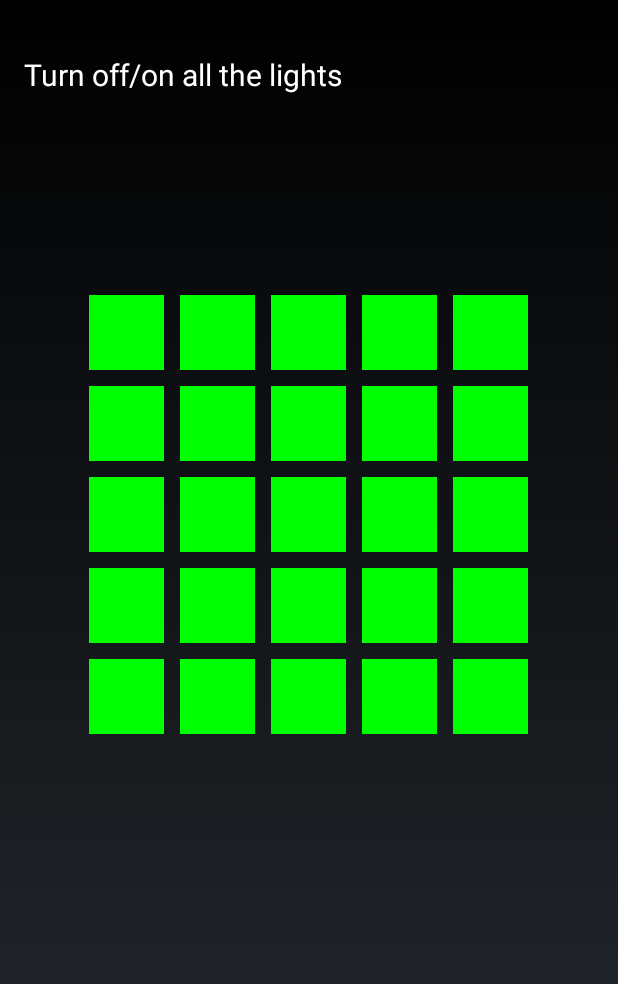
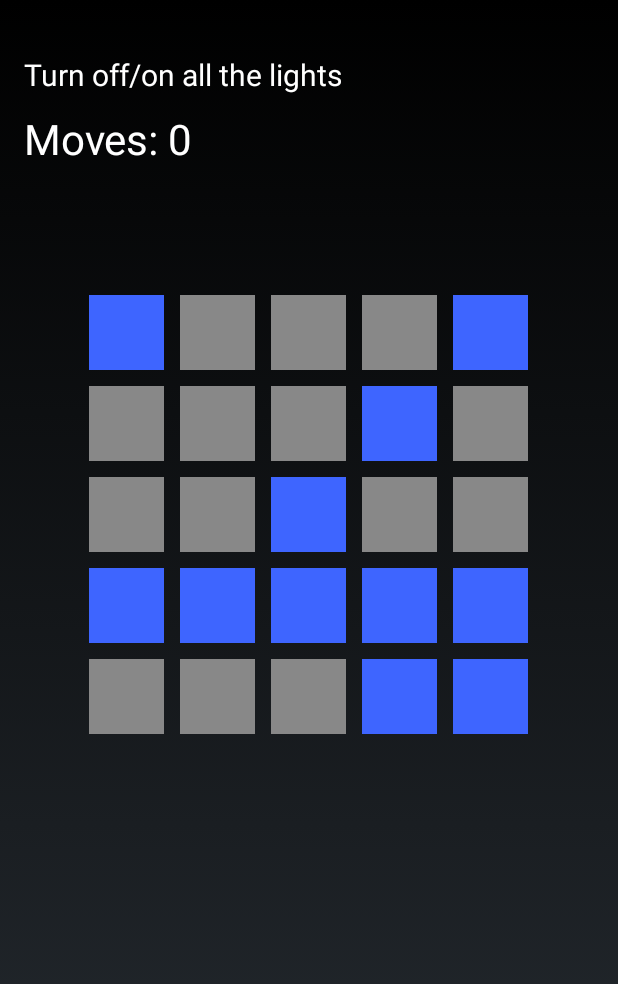
Before and after one commit to gabr/LightsOutAndroid, an Android app: the screen it shows after launch (MainActivity), on a phone screen of 412 x 824 dp. Shown: the top 984 px of the screen. Run offline under Robolectric (Android 15) with nearby library versions, the phone set to English and light mode, and no system bars.

Commit message:
Game ending programmed

```diff
--- a/app/src/main/java/org/gabr/lightsoutandroid/GridControler.java
+++ b/app/src/main/java/org/gabr/lightsoutandroid/GridControler.java
@@ -6,20 +6,29 @@ import android.view.View;
 import android.widget.Button;
 import android.widget.GridLayout;
 
+import java.util.Random;
+
 public class GridControler {
 
+    public interface OnFinishListener {
+        void onFinish();
+    }
+
     private GridLayout grid;
+    private OnFinishListener onFinishListener;
+
     private int enabledColor;
     private int disabledColor;
 
-    public GridControler(GridLayout grid) {
+    public GridControler(GridLayout grid, OnFinishListener listener) {
         this.grid = grid;
+        this.onFinishListener = listener;
 
-        enabledColor = Color.CYAN;
-        disabledColor = Color.GREEN;
+        enabledColor = Color.rgb(0x3E, 0x65, 0xFF);
+        disabledColor = Color.GRAY;
     }
 
-    public void Move(View view) {
+    public void move(View view) {
         Button button = (Button) view;
 
         int size = grid.getColumnCount();
@@ -34,82 +43,82 @@ public class GridControler {
             }
         }
 
-        Move(r, c);
+        move(r, c);
     }
 
-    public void Move(int column, int row) {
+    public void move(int column, int row) {
         if (column < 0 || column > grid.getColumnCount() - 1 ||
                 row < 0 || row > grid.getRowCount() - 1)
             return;
 
-        SwitchState(column, row);
-        SwitchState(column - 1, row);
-        SwitchState(column + 1, row);
-        SwitchState(column, row - 1);
-        SwitchState(column, row + 1);
+        switchState(column, row);
+        switchState(column - 1, row);
+        switchState(column + 1, row);
+        switchState(column, row - 1);
+        switchState(column, row + 1);
 
         CheckIfFinished();
     }
 
-    public void Clear() {
-        EnableBloard(true);
+    public void clear() {
+        enableBloard(true);
 
         for (int c = 0; c < grid.getColumnCount(); c++)
             for (int r = 0; r < grid.getRowCount(); r++)
-                SetState(GetButton(c, r), false);
+                setState(getButton(c, r), false);
     }
 
-    public void RandomBoard() {
-//                Random rand = new Random(DateTime.Now.Millisecond);
-//
-//                int c = grid.ColumnDefinitions.Count;
-//                int r = grid.RowDefinitions.Count;
-//                int maximumMoves = c * r;
-//
-//                int moves = rand.Next(0, maximumMoves);
-//                for (int i = 0; i < moves; i++)
-//                    Move(rand.Next(0, c), rand.Next(0, r));
+    public void randomBoard() {
+                Random rand = new Random(System.currentTimeMillis());
+
+                int c = grid.getColumnCount();
+                int r = grid.getRowCount();
+                int maximumMoves = c * r;
+
+                int moves = rand.nextInt(maximumMoves);
+                for (int i = 0; i < moves; i++)
+                    move(rand.nextInt(c), rand.nextInt(r));
     }
 
     public void CheckIfFinished() {
-        boolean state = GetState(GetButton(0, 0));
+        boolean state = getState(getButton(0, 0));
 
         for (int c = 0; c < grid.getColumnCount(); c++)
             for (int r = 0; r < grid.getRowCount(); r++)
-                if (state != GetState(GetButton(c, r)))
+                if (state != getState(getButton(c, r)))
                     return;
 
-//                if (OnFinish != null)
-//                    OnFinish();
+        if (onFinishListener != null)
+            onFinishListener.onFinish();
 
-        EnableBloard(false);
+        enableBloard(false);
     }
 
-    private void SwitchState(int column, int row) {
+    private void switchState(int column, int row) {
         if (column < 0 || column > grid.getColumnCount() - 1 ||
                 row < 0 || row > grid.getRowCount() - 1)
             return;
 
-        Button button = GetButton(column, row);
-        SetState(button, !GetState(button));
+        Button button = getButton(column, row);
+        setState(button, !getState(button));
     }
 
-    private Button GetButton(int column, int row) {
+    private Button getButton(int column, int row) {
         int index = row + column * grid.getColumnCount();
         return (Button) grid.getChildAt(index);
     }
 
-    private boolean GetState(Button button) {
+    private boolean getState(Button button) {
         return ((ColorDrawable)button.getBackground()).getColor() == enabledColor;
     }
 
-    private void SetState(Button button, boolean state) {
+    private void setState(Button button, boolean state) {
         button.setBackgroundColor(state ? enabledColor : disabledColor);
     }
 
-    private void EnableBloard(boolean enable) {
+    private void enableBloard(boolean enable) {
         for (int c = 0; c < grid.getColumnCount(); c++)
             for (int r = 0; r < grid.getRowCount(); r++)
-                GetButton(c, r).setEnabled(enable);
+                getButton(c, r).setEnabled(enable);
     }
 }
--- a/app/src/main/java/org/gabr/lightsoutandroid/MainActivity.java
+++ b/app/src/main/java/org/gabr/lightsoutandroid/MainActivity.java
@@ -6,25 +6,38 @@ import android.view.View;
 import android.widget.GridLayout;
 import android.widget.TextView;
 
-public class MainActivity extends Activity {
+public class MainActivity extends Activity implements GridControler.OnFinishListener {
 
     private GridControler gridControler;
     private TextView movesCounter;
     private GridLayout grid;
+
+    private int moves;
 
     @Override
     protected void onCreate(Bundle savedInstanceState) {
         super.onCreate(savedInstanceState);
         setContentView(R.layout.activity_main);
 
+        moves = 0;
         movesCounter = (TextView) findViewById(R.id.movesCounter);
+        movesCounter.setText("Moves: " + moves);
+
         grid = (GridLayout) findViewById(R.id.grid);
-
-        gridControler = new GridControler(grid);
-        gridControler.Clear();
+        gridControler = new GridControler(grid, this);
+        gridControler.clear();
+        gridControler.randomBoard();
     }
 
     public void onButtonClick(View view) {
-        gridControler.Move(view);
+        moves += 1;
+        movesCounter.setText("Moves: " + moves);
+
+        gridControler.move(view);
+    }
+
+    @Override
+    public void onFinish() {
+        movesCounter.setText("Finished in: " + moves);
     }
 }
--- a/app/src/main/res/layout/activity_main.xml
+++ b/app/src/main/res/layout/activity_main.xml
@@ -61,7 +61,6 @@
         <Button android:layout_margin="5dp" android:layout_width="50dp" android:layout_height="50dp" android:onClick="onButtonClick"/>
         <Button android:layout_margin="5dp" android:layout_width="50dp" android:layout_height="50dp" android:onClick="onButtonClick"/>
 
-
     </GridLayout>
 
 </LinearLayout>
```
